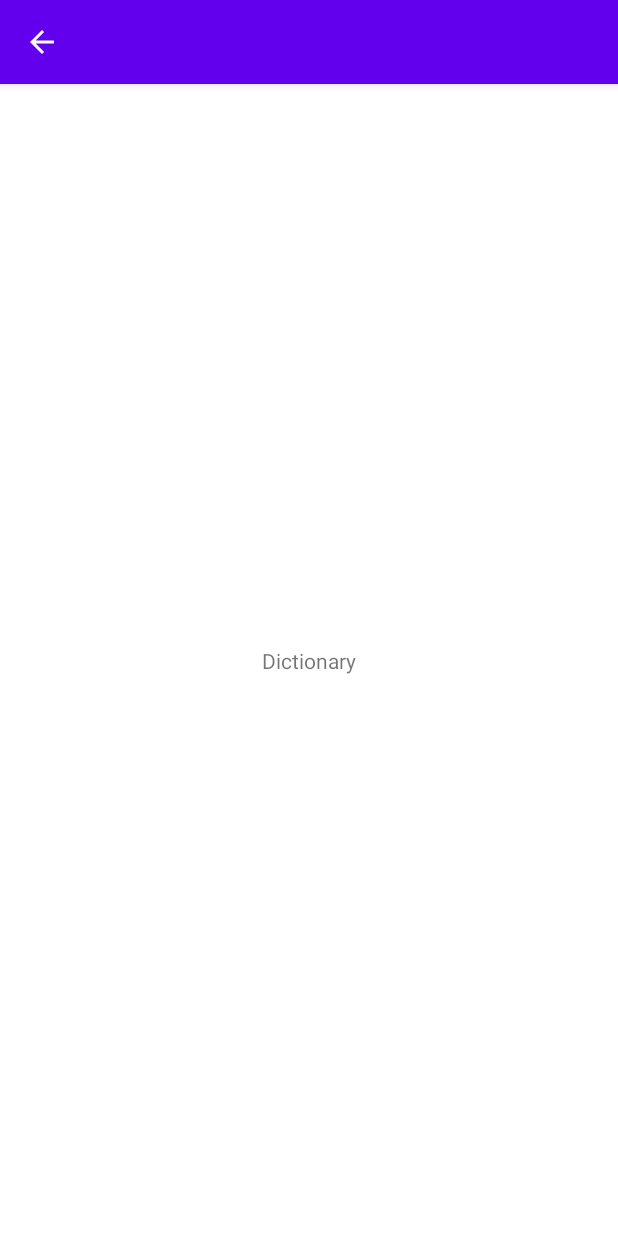
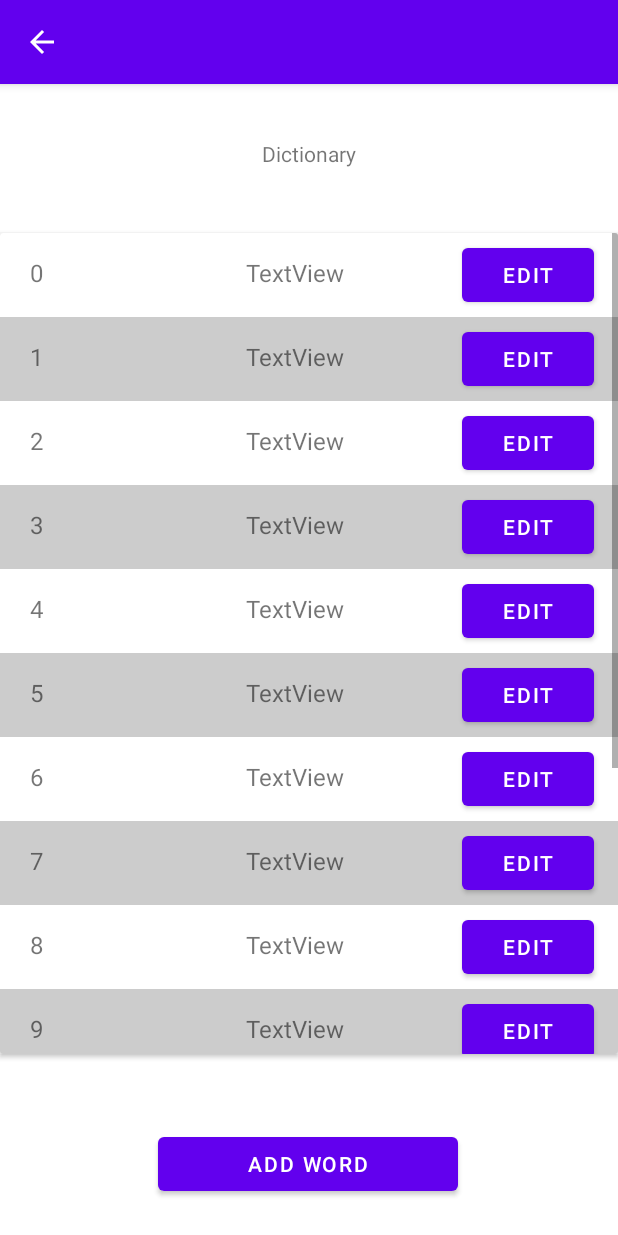
Before and after one commit to JoreKut/learning-now, an Android app: the screen it shows after launch (DictionaryActivity), after a tap on "DICTIONARY", on a phone screen of 412 x 824 dp. Run offline under Robolectric (Android 15) with nearby library versions, the light colour scheme and no system bars.

Commit message:
base project functional

```diff
--- a/app/src/main/java/belov/daniil/petproject/learningnow/DictionaryActivity.java
+++ b/app/src/main/java/belov/daniil/petproject/learningnow/DictionaryActivity.java
@@ -1,14 +1,49 @@
 package belov.daniil.petproject.learningnow;
 
+import androidx.annotation.ColorInt;
 import androidx.appcompat.app.AppCompatActivity;
+import androidx.cardview.widget.CardView;
 
+import android.annotation.SuppressLint;
+import android.graphics.Color;
 import android.os.Bundle;
+import android.view.LayoutInflater;
+import android.view.View;
+import android.widget.Button;
+import android.widget.LinearLayout;
+import android.widget.ScrollView;
+import android.widget.TextView;
+import android.widget.Toast;
 
 public class DictionaryActivity extends AppCompatActivity {
 
+    private LinearLayout linearLayout;
+    private LayoutInflater inflater;
+
+    @SuppressLint("SetTextI18n")
     @Override
     protected void onCreate(Bundle savedInstanceState) {
         super.onCreate(savedInstanceState);
         setContentView(R.layout.activity_dictionary);
+
+        linearLayout = findViewById(R.id.main_content_layout);
+        inflater = (LayoutInflater) getSystemService(LAYOUT_INFLATER_SERVICE);
+
+        Button addWordBtn = findViewById(R.id.add_word_btn);
+        addWordBtn.setOnClickListener(view -> {
+            Toast toast = new Toast(this);
+            toast.setText("Hello, You have clicked at the button!");
+            toast.show();
+        });
+
+        for (int i = 0; i < 15; i++) {
+            View myView = inflater.inflate(R.layout.dict_line, null, false);
+            TextView textView = myView.findViewById(R.id.text1);
+            textView.setText(Integer.toString(i));
+            if((i & 1) == 1){
+                myView.setBackgroundColor(Color.LTGRAY);
+            }
+            linearLayout.addView(myView);
+        }
     }
 }
--- a/app/src/main/java/belov/daniil/petproject/learningnow/MainActivity.java
+++ b/app/src/main/java/belov/daniil/petproject/learningnow/MainActivity.java
@@ -16,9 +16,9 @@ public class MainActivity extends AppCompatActivity {
         super.onCreate(savedInstanceState);
         setContentView(R.layout.activity_main);
 
-        startBtn = findViewById(R.id.button4);
-        dictionaryBtn = findViewById(R.id.button5);
-        settingsBtn = findViewById(R.id.button6);
+        startBtn = findViewById(R.id.start_btn);
+        dictionaryBtn = findViewById(R.id.dict_btn);
+        settingsBtn = findViewById(R.id.settings_btn);
 
         startBtn.setOnClickListener(new View.OnClickListener() {
             @Override
--- a/app/src/main/res/layout/activity_dictionary.xml
+++ b/app/src/main/res/layout/activity_dictionary.xml
@@ -14,5 +14,45 @@
         app:layout_constraintBottom_toBottomOf="parent"
         app:layout_constraintEnd_toEndOf="parent"
         app:layout_constraintStart_toStartOf="parent"
-        app:layout_constraintTop_toTopOf="parent" />
+        app:layout_constraintTop_toTopOf="parent"
+        app:layout_constraintVertical_bias="0.049" />
+
+    <Button
+        android:id="@+id/add_word_btn"
+        android:layout_width="200dp"
+        android:layout_height="wrap_content"
+        android:layout_marginBottom="24dp"
+        android:text="Add Word"
+        app:layout_constraintBottom_toBottomOf="parent"
+        app:layout_constraintEnd_toEndOf="parent"
+        app:layout_constraintHorizontal_bias="0.497"
+        app:layout_constraintStart_toStartOf="parent" />
+
+    <androidx.cardview.widget.CardView
+        android:layout_width="match_parent"
+        android:layout_height="547dp"
+        app:layout_constraintBottom_toTopOf="@+id/add_word_btn"
+        app:layout_constraintEnd_toEndOf="parent"
+        app:layout_constraintHorizontal_bias="0.0"
+        app:layout_constraintStart_toStartOf="parent"
+        app:layout_constraintTop_toBottomOf="@+id/textView3"
+        app:layout_constraintVertical_bias="0.467">
+
+        <ScrollView
+            android:id="@+id/scroll_id"
+            android:layout_width="match_parent"
+            android:layout_height="wrap_content"
+            android:orientation="vertical">
+
+            <LinearLayout
+                android:id="@+id/main_content_layout"
+                android:layout_width="match_parent"
+                android:layout_height="wrap_content"
+                android:orientation="vertical">
+
+            </LinearLayout>
+        </ScrollView>
+
+    </androidx.cardview.widget.CardView>
+
 </androidx.constraintlayout.widget.ConstraintLayout>
--- a/app/src/main/res/layout/activity_main.xml
+++ b/app/src/main/res/layout/activity_main.xml
@@ -5,7 +5,8 @@
     android:layout_width="match_parent"
     android:layout_height="match_parent"
     android:background="#47A8CF"
-    tools:context=".MainActivity">
+    tools:context=".MainActivity"
+    android:isScrollContainer="true">
 
     <LinearLayout
         android:id="@+id/linearLayout"
@@ -18,7 +19,7 @@
         app:layout_constraintTop_toTopOf="parent">
 
         <Button
-            android:id="@+id/button4"
+            android:id="@+id/start_btn"
             style="@style/Widget.AppCompat.Button"
             android:layout_width="match_parent"
             android:layout_height="match_parent"
@@ -29,7 +30,7 @@
             android:textColor="#fff" />
 
         <Button
-            android:id="@+id/button5"
+            android:id="@+id/dict_btn"
             android:layout_width="match_parent"
             android:layout_height="match_parent"
             android:layout_marginTop="25dp"
@@ -39,7 +40,7 @@
             android:textColor="#fff" />
 
         <Button
-            android:id="@+id/button6"
+            android:id="@+id/settings_btn"
             android:layout_width="match_parent"
             android:layout_height="match_parent"
             android:layout_marginTop="25dp"
--- /dev/null
+++ b/app/src/main/res/layout/dict_line.xml
@@ -0,0 +1,51 @@
+<?xml version="1.0" encoding="utf-8"?>
+<LinearLayout
+    xmlns:android="http://schemas.android.com/apk/res/android"
+    xmlns:app="http://schemas.android.com/apk/res-auto"
+    android:layout_width="match_parent"
+    android:layout_height="match_parent">
+
+    <androidx.constraintlayout.widget.ConstraintLayout
+        android:layout_width="match_parent"
+        android:layout_height="wrap_content"
+        android:layout_marginTop="4dp"
+        android:layout_marginBottom="4dp">
+
+        <TextView
+            android:id="@+id/text1"
+            android:layout_width="120dp"
+            android:layout_height="wrap_content"
+            android:layout_marginStart="20dp"
+            android:text="TextView"
+            android:textSize="16sp"
+            app:layout_constraintBottom_toBottomOf="parent"
+            app:layout_constraintStart_toStartOf="parent"
+            app:layout_constraintTop_toTopOf="parent"
+            app:layout_constraintVertical_bias="0.437" />
+
+        <TextView
+            android:id="@+id/text2"
+            android:layout_width="120dp"
+            android:layout_height="wrap_content"
+            android:layout_marginStart="24dp"
+            android:text="TextView"
+            android:textSize="16sp"
+            app:layout_constraintBottom_toBottomOf="parent"
+            app:layout_constraintStart_toEndOf="@+id/text1"
+            app:layout_constraintTop_toTopOf="parent"
+            app:layout_constraintVertical_bias="0.437" />
+
+        <Button
+            android:id="@+id/edit_line_btn"
+            android:layout_width="wrap_content"
+            android:layout_height="wrap_content"
+            android:layout_marginEnd="16dp"
+            android:text="Edit"
+            app:layout_constraintBottom_toBottomOf="parent"
+            app:layout_constraintEnd_toEndOf="parent"
+            app:layout_constraintTop_toTopOf="parent"
+            app:layout_constraintVertical_bias="1.0" />
+
+    </androidx.constraintlayout.widget.ConstraintLayout>
+
+</LinearLayout>
```
